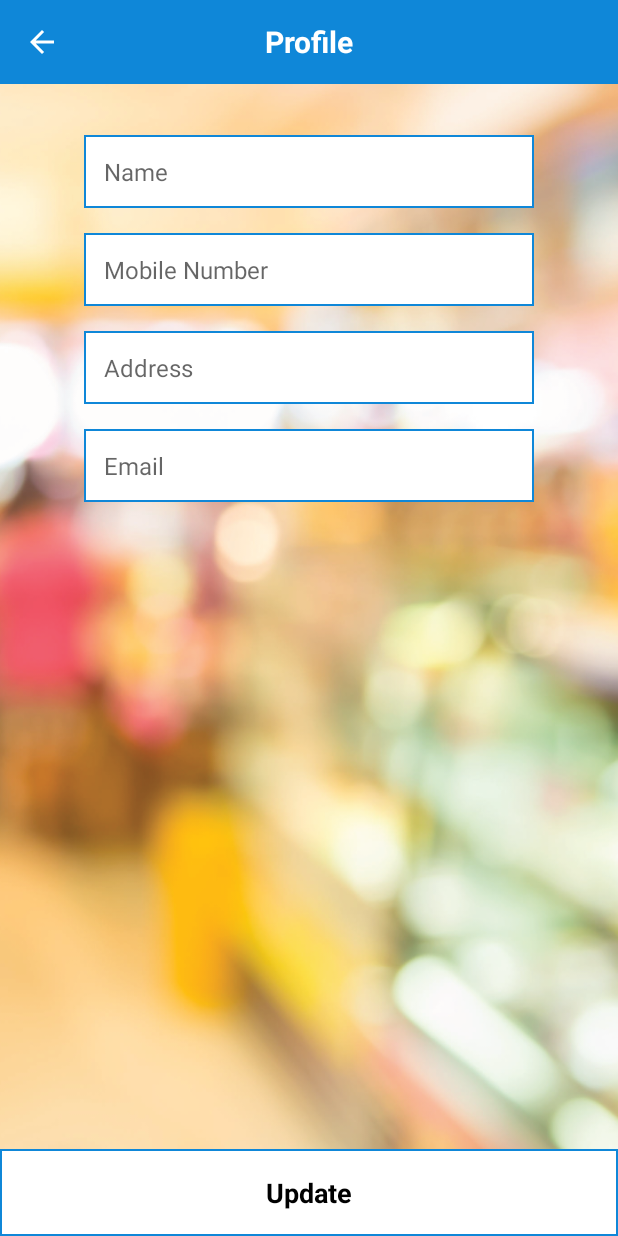
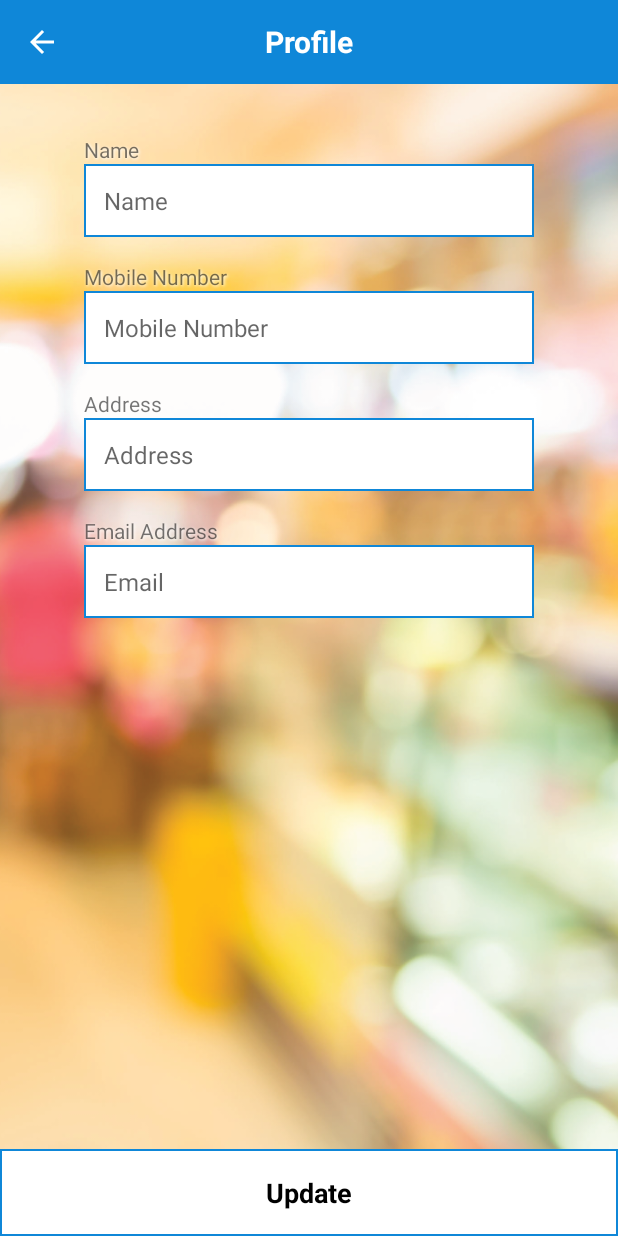
Before and after one commit to AquadPOSCustomerApp/PosCustomer, an Android app: the ProfileActivity screen opened directly, with no data from a screen before it, on a phone screen of 412 x 824 dp. Run offline under Robolectric (Android 15) with nearby library versions, the phone set to English and light mode, and no system bars; libraries missing offline, so code that uses them is left out: com.hbb20, com.loopj.android, cz.msebera.android; 5 statements that could not run were skipped.

Commit message:
commit 26 Sept 2nd

```diff
--- a/app/src/main/res/layout/get_offers_item.xml
+++ b/app/src/main/res/layout/get_offers_item.xml
@@ -11,6 +11,7 @@
         android:layout_width="match_parent"
         android:layout_height="@dimen/dim_250"
         android:background="@null"
+        android:scaleType="centerCrop"
         android:src="@drawable/card_5" />
 
     <LinearLayout
@@ -60,7 +61,6 @@
         <TextView
             android:layout_width="wrap_content"
             android:layout_height="wrap_content"
-            android:layout_marginLeft="@dimen/dim_20"
             android:background="@null"
             android:text="Discount 50%"
             android:textColor="@color/white"
--- a/app/src/main/res/layout/profile_activity.xml
+++ b/app/src/main/res/layout/profile_activity.xml
@@ -16,6 +16,16 @@
         android:background="@drawable/bg"
         android:orientation="vertical">
 
+        <TextView
+            android:layout_width="match_parent"
+            android:layout_height="wrap_content"
+            android:shadowColor="@color/white"
+            android:shadowDx="1"
+            android:shadowDy="1"
+            android:shadowRadius="2"
+            android:layout_marginLeft="@dimen/dim_50"
+            android:layout_marginTop="@dimen/dim_30"
+            android:text="Name" />
 
         <EditText
             android:id="@+id/txt_name"
@@ -23,7 +33,6 @@
             android:layout_height="wrap_content"
             android:layout_marginLeft="@dimen/dim_50"
             android:layout_marginRight="@dimen/dim_50"
-            android:layout_marginTop="@dimen/dim_30"
             android:background="@drawable/back"
             android:gravity="center_vertical"
             android:hint="Name"
@@ -32,6 +41,16 @@
             android:textColor="@color/black"
             android:textSize="16sp" />
 
+        <TextView
+            android:layout_width="match_parent"
+            android:layout_height="wrap_content"
+            android:shadowColor="@color/white"
+            android:shadowDx="1"
+            android:shadowDy="1"
+            android:shadowRadius="2"
+            android:layout_marginLeft="@dimen/dim_50"
+            android:layout_marginTop="@dimen/dim_15"
+            android:text="Mobile Number" />
 
         <EditText
             android:id="@+id/txt_mobile"
@@ -39,7 +58,6 @@
             android:layout_height="wrap_content"
             android:layout_marginLeft="@dimen/dim_50"
             android:layout_marginRight="@dimen/dim_50"
-            android:layout_marginTop="@dimen/dim_15"
             android:background="@drawable/back"
             android:gravity="center_vertical"
             android:hint="Mobile Number"
@@ -48,13 +66,23 @@
             android:textColor="@color/black"
             android:textSize="16sp" />
 
+        <TextView
+            android:layout_width="match_parent"
+            android:layout_height="wrap_content"
+            android:shadowColor="@color/white"
+            android:shadowDx="1"
+            android:shadowDy="1"
+            android:shadowRadius="2"
+            android:layout_marginLeft="@dimen/dim_50"
+            android:layout_marginTop="@dimen/dim_15"
+            android:text="Address" />
+
         <EditText
             android:id="@+id/txt_address"
             android:layout_width="match_parent"
             android:layout_height="wrap_content"
             android:layout_marginLeft="@dimen/dim_50"
             android:layout_marginRight="@dimen/dim_50"
-            android:layout_marginTop="@dimen/dim_15"
             android:background="@drawable/back"
             android:gravity="center_vertical"
             android:hint="Address"
@@ -65,12 +93,22 @@
             android:textSize="16sp" />
 
         <TextView
+            android:layout_width="match_parent"
+            android:layout_height="wrap_content"
+            android:layout_marginLeft="@dimen/dim_50"
+            android:layout_marginTop="@dimen/dim_15"
+            android:shadowColor="@color/white"
+            android:shadowDx="1"
+            android:shadowDy="1"
+            android:shadowRadius="2"
+            android:text="Email Address" />
+
+        <TextView
             android:id="@+id/txt_email"
             android:layout_width="match_parent"
             android:layout_height="wrap_content"
             android:layout_marginLeft="@dimen/dim_50"
             android:layout_marginRight="@dimen/dim_50"
-            android:layout_marginTop="@dimen/dim_15"
             android:background="@drawable/back"
             android:gravity="center_vertical"
             android:hint="Email"
```
Also changed, not shown: app/src/main/java/com/poscustomer/Adapter/DAdapter.java (+10 -5 lines), app/src/main/java/com/poscustomer/MainActivity.java (+12 -15 lines), app/src/main/java/com/poscustomer/ProfileActivity.java (+4 -8 lines), app/src/main/res/layout/activity_history.xml (+6 -9 lines), app/src/main/res/layout/activity_main.xml (+13 -13 lines), app/src/main/res/layout/history_item.xml (+9 -8 lines), app/src/main/res/drawable-xxhdpi/money.png (added), app/src/main/res/drawable-xxhdpi/paytm_icon.png (added).
